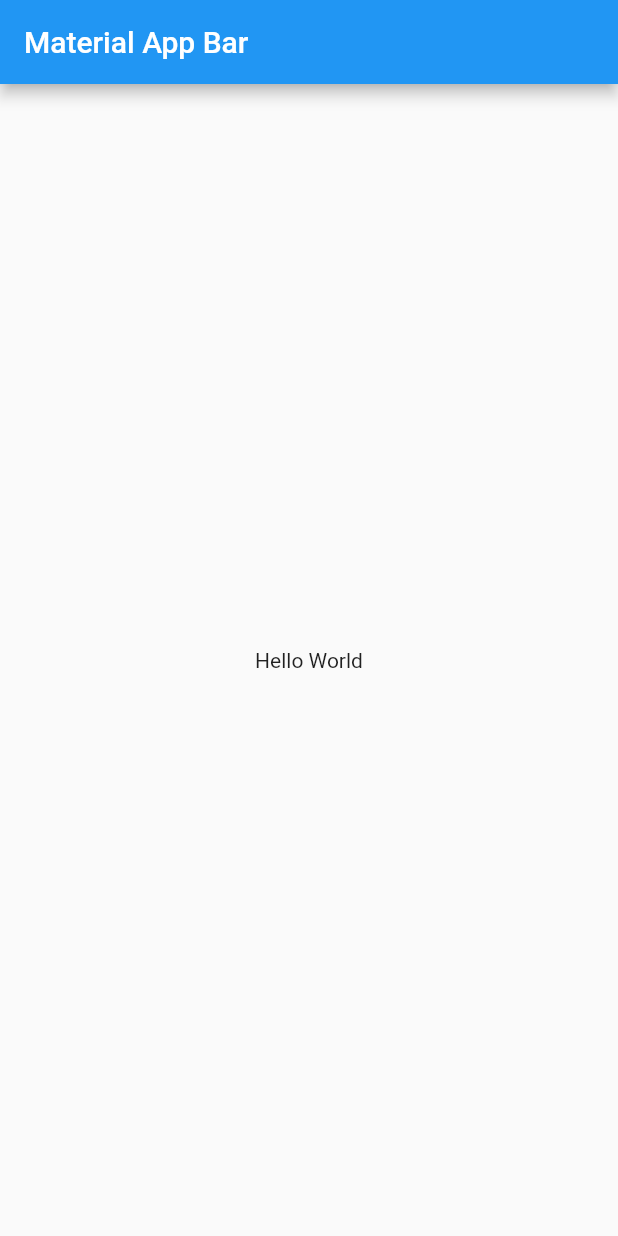
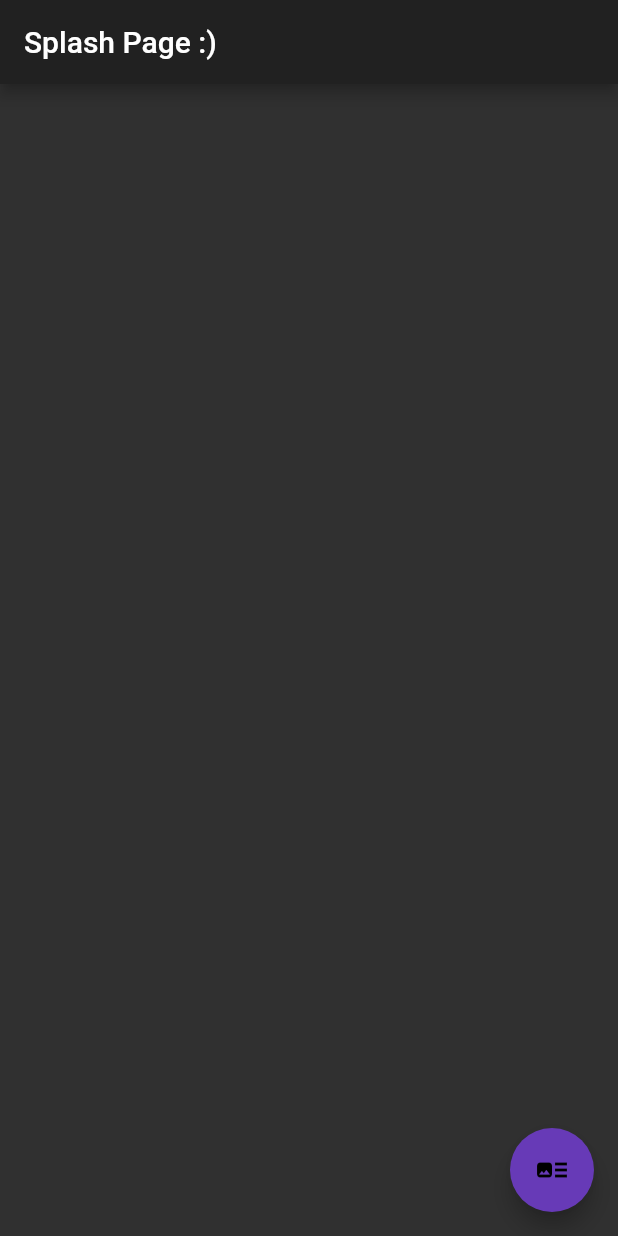
Before and after one commit to C-Mierez/GrimR, a Flutter app: the screen it shows after launch, on a phone screen of 412 x 824 dp. Run offline on Flutter 3.47's test engine with Material 2 defaults, Android fonts, the light colour scheme and no system bars; our stand-ins replace auto_route.

Commit message:
Initial Custom Transition Pages. Router added. Also Splash Page

```diff
--- a/lib/main.dart
+++ b/lib/main.dart
@@ -1,22 +1,4 @@
 import 'package:flutter/material.dart';
+import 'package:grimr/presentation/main_app_widget.dart';
 
-void main() => runApp(MyApp());
-
-class MyApp extends StatelessWidget {
-  @override
-  Widget build(BuildContext context) {
-    return MaterialApp(
-      title: 'Material App',
-      home: Scaffold(
-        appBar: AppBar(
-          title: Text('Material App Bar'),
-        ),
-        body: Center(
-          child: Container(
-            child: Text('Hello World'),
-          ),
-        ),
-      ),
-    );
-  }
-}
+void main() => runApp(MainApp());
--- /dev/null
+++ b/lib/presentation/core/pages/splash_page.dart
@@ -0,0 +1,21 @@
+import 'package:flutter/material.dart';
+import 'package:grimr/presentation/custom_transitions/pages/custom_first_page.dart';
+
+class SplashPage extends StatelessWidget {
+  @override
+  Widget build(BuildContext context) {
+    return Scaffold(
+      appBar: AppBar(
+        title: const Text('Splash Page :)'),
+      ),
+      floatingActionButton: FloatingActionButton(
+        onPressed: () {
+          Navigator.of(context).push(MaterialPageRoute(
+            builder: (context) => CustomFirst_Page(),
+          ));
+        },
+        child: Icon(Icons.art_track),
+      ),
+    );
+  }
+}
--- /dev/null
+++ b/lib/presentation/core/routes/router.dart
@@ -0,0 +1,14 @@
+import 'package:auto_route/auto_route_annotations.dart';
+import 'package:grimr/presentation/core/pages/splash_page.dart';
+import 'package:grimr/presentation/custom_transitions/pages/custom_first_page.dart';
+import 'package:grimr/presentation/custom_transitions/pages/custom_second_page.dart';
+
+@MaterialAutoRouter(
+  routes: <AutoRoute>[
+    MaterialRoute(page: SplashPage, initial: true),
+    MaterialRoute(page: CustomFirst_Page),
+    MaterialRoute(page: CustomSecond_Page),
+  ],
+  generateNavigationHelperExtension: true,
+)
+class $Router {}
--- /dev/null
+++ b/lib/presentation/main_app_widget.dart
@@ -0,0 +1,18 @@
+import 'package:auto_route/auto_route.dart';
+import 'package:flutter/material.dart';
+import 'package:grimr/presentation/core/routes/router.gr.dart';
+
+class MainApp extends StatelessWidget {
+  @override
+  Widget build(BuildContext context) {
+    return MaterialApp(
+      title: 'GrimR',
+      debugShowCheckedModeBanner: false,
+      builder: ExtendedNavigator(router: Router()),
+      theme: ThemeData.dark().copyWith(
+        floatingActionButtonTheme:
+            FloatingActionButtonThemeData(backgroundColor: Colors.deepPurple),
+      ),
+    );
+  }
+}
```
Also changed, not shown: analysis_options.yaml (added, +32 -0 lines), lib/presentation/custom_transitions/pages/custom_first_page.dart (added, +18 -0 lines), lib/presentation/custom_transitions/pages/custom_second_page.dart (added, +30 -0 lines), pubspec.yaml (+13 -9 lines), lib/presentation/core/routes/router.gr.dart (added), pubspec.lock.
